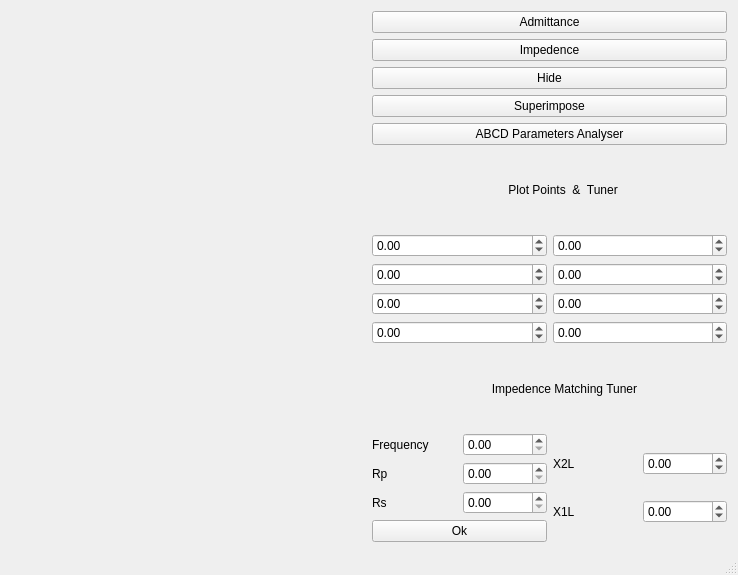
Above: mainwindow.ui from Robo-Sapien/Software-Development-for-I-O-circuit-analysis-for-MMIC-and-power-amplfiers-using-Smith-Chart before the change. Below: the same form after it.
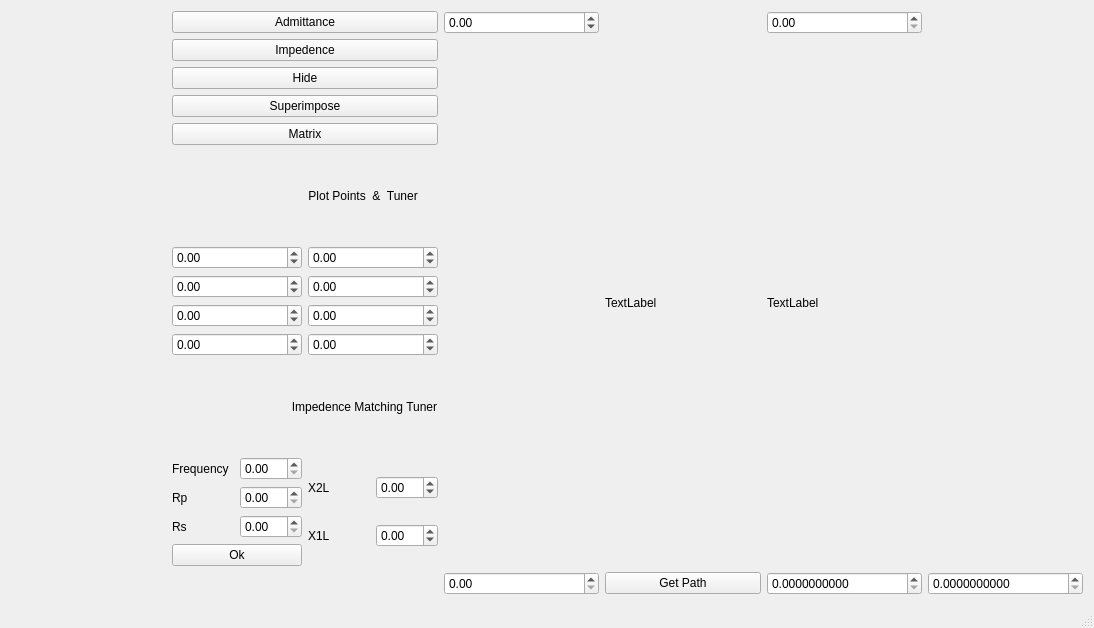
That is the form after the change. Custom widgets are drawn as their Qt base class.

```diff
--- a/mainwindow.ui
+++ b/mainwindow.ui
@@ -6,8 +6,8 @@
    <rect>
     <x>0</x>
     <y>0</y>
-    <width>738</width>
-    <height>575</height>
+    <width>1094</width>
+    <height>628</height>
    </rect>
   </property>
   <property name="windowTitle">
@@ -15,10 +15,10 @@
   </property>
   <widget class="QWidget" name="centralWidget">
    <layout class="QGridLayout" name="gridLayout">
-    <item row="0" column="0">
+    <item row="0" column="0" rowspan="3">
      <widget class="RenderArea" name="renderArea" native="true"/>
     </item>
-    <item row="0" column="1">
+    <item row="0" column="1" rowspan="2">
      <layout class="QVBoxLayout" name="verticalLayout_7">
       <item>
        <layout class="QVBoxLayout" name="verticalLayout_6">
@@ -57,7 +57,7 @@
         <item>
          <widget class="QPushButton" name="pushButton_3">
           <property name="text">
-           <string>ABCD Parameters Analyser</string>
+           <string>Matrix</string>
           </property>
          </widget>
         </item>
@@ -244,6 +244,77 @@
       </item>
      </layout>
     </item>
+    <item row="0" column="2">
+     <widget class="QDoubleSpinBox" name="Zinput">
+      <property name="minimum">
+       <double>-99.000000000000000</double>
+      </property>
+      <property name="maximum">
+       <double>9999.000000000000000</double>
+      </property>
+     </widget>
+    </item>
+    <item row="0" column="4">
+     <widget class="QDoubleSpinBox" name="ZinputY">
+      <property name="maximum">
+       <double>9999.000000000000000</double>
+      </property>
+     </widget>
+    </item>
+    <item row="1" column="3">
+     <widget class="QLabel" name="Lvalue">
+      <property name="text">
+       <string>TextLabel</string>
+      </property>
+     </widget>
+    </item>
+    <item row="1" column="4">
+     <widget class="QLabel" name="Cvalue">
+      <property name="text">
+       <string>TextLabel</string>
+      </property>
+     </widget>
+    </item>
+    <item row="2" column="2">
+     <widget class="QDoubleSpinBox" name="frequency2">
+      <property name="maximum">
+       <double>9999.000000000000000</double>
+      </property>
+     </widget>
+    </item>
+    <item row="2" column="4">
+     <widget class="QDoubleSpinBox" name="Inductance">
+      <property name="decimals">
+       <number>10</number>
+      </property>
+      <property name="minimum">
+       <double>0.000000000000000</double>
+      </property>
+      <property name="maximum">
+       <double>99.989999999999995</double>
+      </property>
+      <property name="singleStep">
+       <double>0.100000000000000</double>
+      </property>
+     </widget>
+    </item>
+    <item row="2" column="5">
+     <widget class="QDoubleSpinBox" name="Capacitance">
+      <property name="decimals">
+       <number>10</number>
+      </property>
+      <property name="singleStep">
+       <double>0.000010000000000</double>
+      </property>
+     </widget>
+    </item>
+    <item row="2" column="3">
+     <widget class="QPushButton" name="btn_path">
+      <property name="text">
+       <string>Get Path</string>
+      </property>
+     </widget>
+    </item>
    </layout>
    <zorder>renderArea</zorder>
    <zorder></zorder>
```
Left out of the diff: 8 changed lines with no effect on the pictures.
